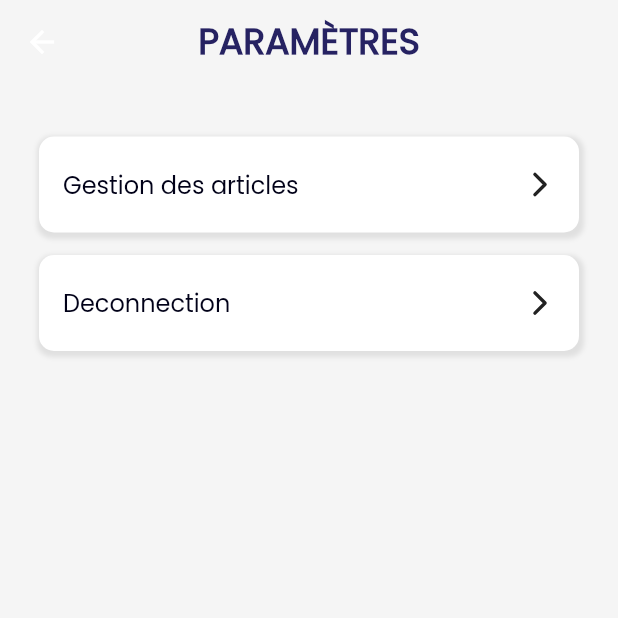
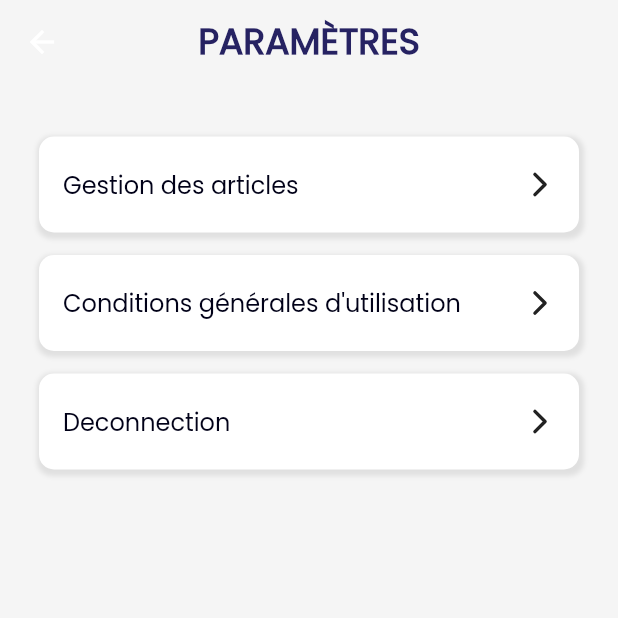
Before and after one commit to charleskoko/mpos_app, a Flutter app: the SettingsPage screen opened directly, on a phone screen of 412 x 824 dp, the top half of it. Run offline on Flutter 3.47's test engine with Material 2 defaults, Android fonts, the phone set to English and light mode, and no system bars; our stand-ins replace bloc, dartz, dio, flutter_bloc, flutter_dotenv, flutter_secure_storage and 5 more; accounts and stored records are empty.

Commit message:
work done

```diff
--- a/lib/products/core/infrastructure/product_repository.dart
+++ b/lib/products/core/infrastructure/product_repository.dart
@@ -64,7 +64,8 @@ class ProductRepository {
       {required String label,
       required double price,
       required String productId}) async {
-    Product newProduct = Product(label: label, salePrice: price);
+    Product newProduct =
+        Product(label: label, salePrice: price, purchasePrice: price);
 
     try {
       final updateProductrequestResponse =
--- a/lib/products/presentation/manage_product_page.dart
+++ b/lib/products/presentation/manage_product_page.dart
@@ -125,6 +125,7 @@ class ManageItemsPageState extends State<ManageItemsPage> {
                   }
                   if (fetchProductState is FetchProductsLoaded) {
                     List<Product> products = fetchProductState.fresh.entity;
+                    products.sort((a, b) => a.label!.compareTo(b.label!));
                     return ListView.builder(
                       itemCount: fetchProductState.fresh.entity.length,
                       itemBuilder: (context, index) {
--- a/lib/settings/presentation/settings_page.dart
+++ b/lib/settings/presentation/settings_page.dart
@@ -2,6 +2,7 @@ import 'package:flutter/material.dart';
 import 'package:flutter_bloc/flutter_bloc.dart';
 import 'package:go_router/go_router.dart';
 import 'package:ionicons/ionicons.dart';
+import 'package:url_launcher/url_launcher.dart';
 import '../../authentication/infrastructures/authentication_cubit.dart';
 import '../../invoices/shared/fetch_invoice_cubit.dart';
 import '../../src/shared/app_colors.dart';
@@ -176,6 +177,53 @@ class _SettingsPage extends State<SettingsPage> {
               //   ]),
               // ),
               GestureDetector(
+                onTap: () async {
+                  final Uri url = Uri.parse(
+                      'http://mpos-backend-app.herokuapp.com/privacy-policy');
+
+                  await launchUrl(url);
+                },
+                child: Container(
+                  margin: const EdgeInsets.only(bottom: 15),
+                  width: MediaQuery.of(context).size.width,
+                  height: 64,
+                  decoration: BoxDecoration(
+                    color: Colors.white,
+                    borderRadius: BorderRadius.circular(10),
+                    boxShadow: [
+                      BoxShadow(
+                        color: Colors.grey.shade300,
+                        blurRadius: 2,
+                        spreadRadius: 2,
+                        offset: const Offset(1, 2), // Shadow position
+                      ),
+                    ],
+                  ),
+                  child: Row(children: [
+                    Expanded(
+                      child: Container(
+                        padding: const EdgeInsets.only(left: 16),
+                        alignment: Alignment.centerLeft,
+                        child: const Text(
+                          "Conditions générales d'utilisation",
+                          style: TextStyle(
+                            fontFamily: 'Poppins-Regular',
+                            color: Color(0xFF010118),
+                            fontSize: 16,
+                          ),
+                        ),
+                      ),
+                    ),
+                    Container(
+                      alignment: Alignment.centerRight,
+                      padding: const EdgeInsets.only(right: 14),
+                      width: 50,
+                      child: const Icon(Ionicons.chevron_forward_outline),
+                    )
+                  ]),
+                ),
+              ),
+              GestureDetector(
                 onTap: () {
                   context.read<AuthenticationCubit>().logout();
                 },
--- a/pubspec.yaml
+++ b/pubspec.yaml
@@ -27,6 +27,7 @@ dependencies:
   path: ^1.8.0
   uuid: ^3.0.6
   fluttertoast: ^8.0.7
+  url_launcher: ^6.1.6
 
 dev_dependencies:
   flutter_test:
```
Also changed, not shown: lib/products/presentation/edit_product_page.dart (+43 -6 lines), pubspec.lock, 6 other files.
